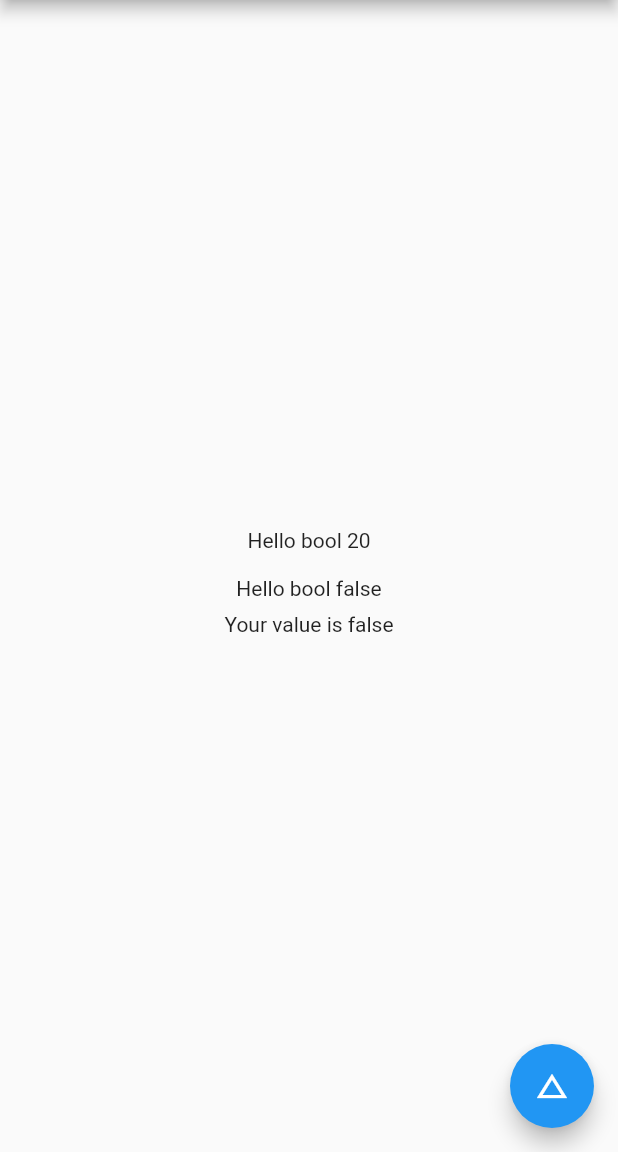
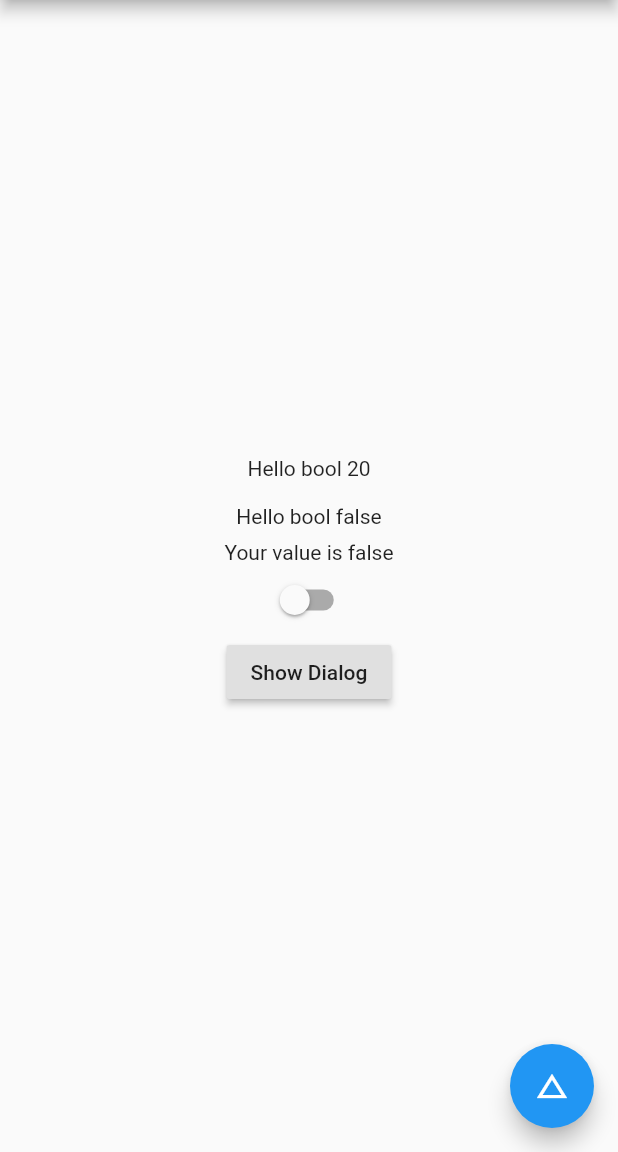
Before and after one commit to arkkhanu/Flutter-Provider, a Flutter app: the screen it shows after launch, on a phone screen of 412 x 824 dp, the part 84-1236 px from its top. Run offline on Flutter 3.47's test engine with Material 2 defaults, Android fonts, the phone set to English and light mode, and no system bars.

```diff
--- a/lib/Model.dart
+++ b/lib/Model.dart
@@ -1,26 +1,72 @@
-
-
-
 import 'package:flutter/cupertino.dart';
+import 'package:flutter/material.dart';
 import 'package:provider/provider.dart';
 
- class Model with ChangeNotifier{
-
+class Model with ChangeNotifier {
   bool _isToogle = false;
 
   get getisToogle => _isToogle;
 
-   void setisToogle(bool _val){
+  void setisToogle(bool _val) {
     _isToogle = _val;
     notifyListeners();
   }
 
-
-  Widget showSomeText(BuildContext context_){
-   print("Inner class value is "+ getisToogle.toString());
-   return Consumer<Model>(builder: (context_,model,_){
-     print("Most inner");
-     return Text("Your value is "+ model.getisToogle.toString());});
+  Widget showSomeText(BuildContext context_) {
+    print("Inner class value is " + getisToogle.toString());
+    return Consumer<Model>(builder: (context_, model, _) {
+      print("Most inner");
+      return Text("Your value is " + getisToogle.toString());
+    });
   }
 
+  Widget showSwitch(BuildContext context_) {
+    print("Inner class value is " + getisToogle.toString());
+    return Consumer<Model>(builder: (context_, model, _) {
+      print("Most inner");
+      return Switch(
+          value: model.getisToogle,
+          onChanged: (val) {
+            model.setisToogle(val);
+          });
+    }); // return Text("Your value is "+ model.getisToogle.toString());});
+  }
+
+
+
+   showAction() {
+    return Builder(builder: (BuildContext context) {
+      return RaisedButton(
+        onPressed: () {
+          showDialog(
+              context: context,
+              builder: (_) => StatefulBuilder(builder: (builder,setstate){
+                return AlertDialog(
+                  title: Text("Hello"),
+                  content: Switch(
+                      value: context.read<Model>().getisToogle,
+                      onChanged: (val) {
+                        setstate((){
+                          context.read<Model>().setisToogle(val);
+                        });
+
+                        // model.setisToogle(val);
+                      }),
+                  actions: [
+                    FlatButton(
+                      onPressed: () => Navigator.pop(_),
+                      child: Text("Cancel"),
+                    ),
+                    FlatButton(
+                      onPressed: () => Navigator.pop(_),
+                      child: Text("Ok"),
+                    )
+                  ],
+                );
+              }));
+        },
+        child: Text("Show Dialog"),
+      );
+    });
+  }
 }
--- a/lib/main.dart
+++ b/lib/main.dart
@@ -23,14 +23,17 @@ class MyApp extends StatelessWidget {
   }
 }
 
-class MyHomePage extends StatelessWidget {
+class MyHomePage extends StatefulWidget {
+  @override
+  _MyHomePageState createState() => _MyHomePageState();
+}
 
+class _MyHomePageState extends State<MyHomePage> {
   @override
   Widget build(BuildContext context) {
     print("h1");
     return ChangeNotifierProvider<Model>(
-
-      create:  (context)=>Model(),
+      create: (context) => Model(),
       child: Scaffold(
         appBar: AppBar(
           title: Text("Hello Provider"),
@@ -39,10 +42,11 @@ class MyHomePage extends StatelessWidget {
           child: Column(
             mainAxisAlignment: MainAxisAlignment.center,
             children: [
-
               MySpecialHeading(),
               MySpecialContent(),
-              Model().showSomeText(context)
+              Model().showSomeText(context),
+              Model().showSwitch(context),
+              Model().showAction()
             ],
           ),
         ),
@@ -59,15 +63,16 @@ class MySpecialHeading extends StatelessWidget {
     var rng = new Random();
     int asd = rng.nextInt(100);
     // var model = Provider.of<Model>(context);
-    print("Random :"+asd.toString());
+    print("Random :" + asd.toString());
     return Padding(
       padding: EdgeInsets.all(8.0),
       // child: Text("Hello bool "+model.getisToogle.toString()),
       // child: Text("Hello bool "+asd.toString()),
-      child: Consumer<Model>(builder:(contex,model,_){
+      child: Consumer<Model>(builder: (contex, model, _) {
         print("now inner");
-        print("Random2 :"+asd.toString());
-        return Text("Hello bool "+asd.toString());}),
+        print("Random2 :" + asd.toString());
+        return Text("Hello bool " + asd.toString());
+      }),
     );
   }
 }
@@ -80,31 +85,30 @@ class MySpecialContent extends StatelessWidget {
     return Padding(
       padding: EdgeInsets.all(8.0),
       // child:  Text("Hello bool "+model.getisToogle.toString())
-      child: Consumer<Model>(builder:(context,model,_){
+      child: Consumer<Model>(builder: (context, model, _) {
         print("inner h3");
-      return  Text("Hello bool "+model.getisToogle.toString());}),
+        return Text("Hello bool " + model.getisToogle.toString());
+      }),
     );
   }
 }
 
+
+
 class MyFloatingActionButtion extends StatelessWidget {
-
   @override
   Widget build(BuildContext context) {
     var model = Provider.of<Model>(context);
     return FloatingActionButton(
       backgroundColor: Colors.blue,
-      onPressed: (){
-
-        if(model.getisToogle == false){
+      onPressed: () {
+        if (model.getisToogle == false) {
           model.setisToogle(true);
-        }else{
+        } else {
           model.setisToogle(false);
-
         }
 
-        print("print : "+model.getisToogle.toString());
-
+        print("print : " + model.getisToogle.toString());
       },
       tooltip: 'Change type',
       child: Icon(Icons.change_history),
```
